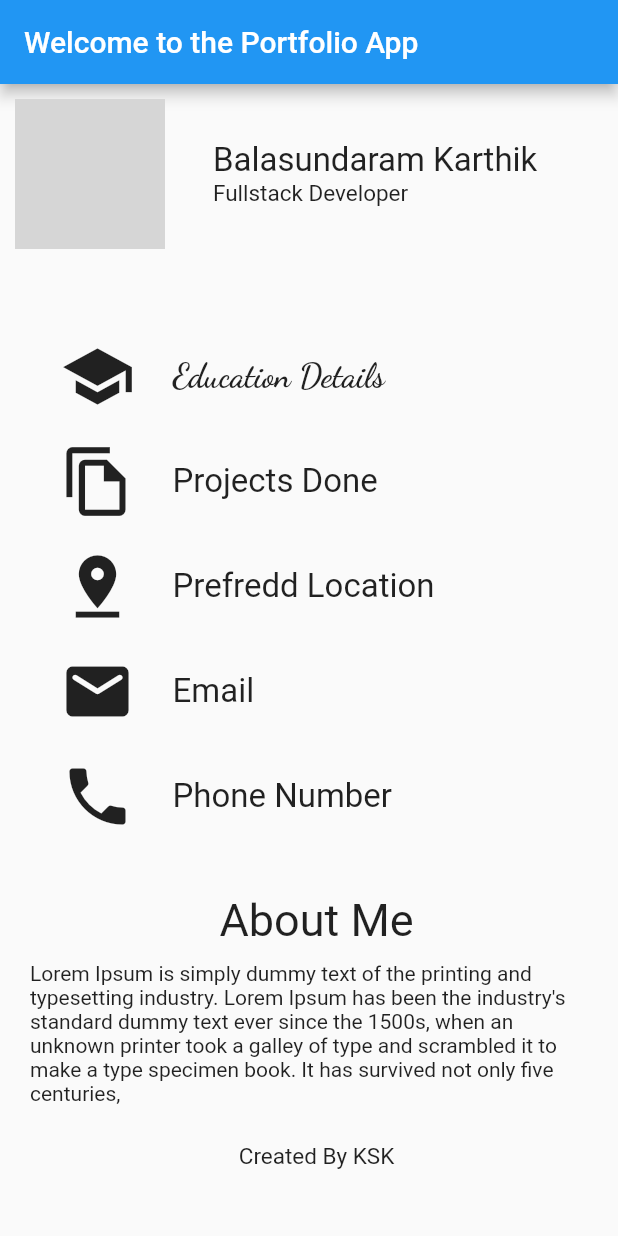
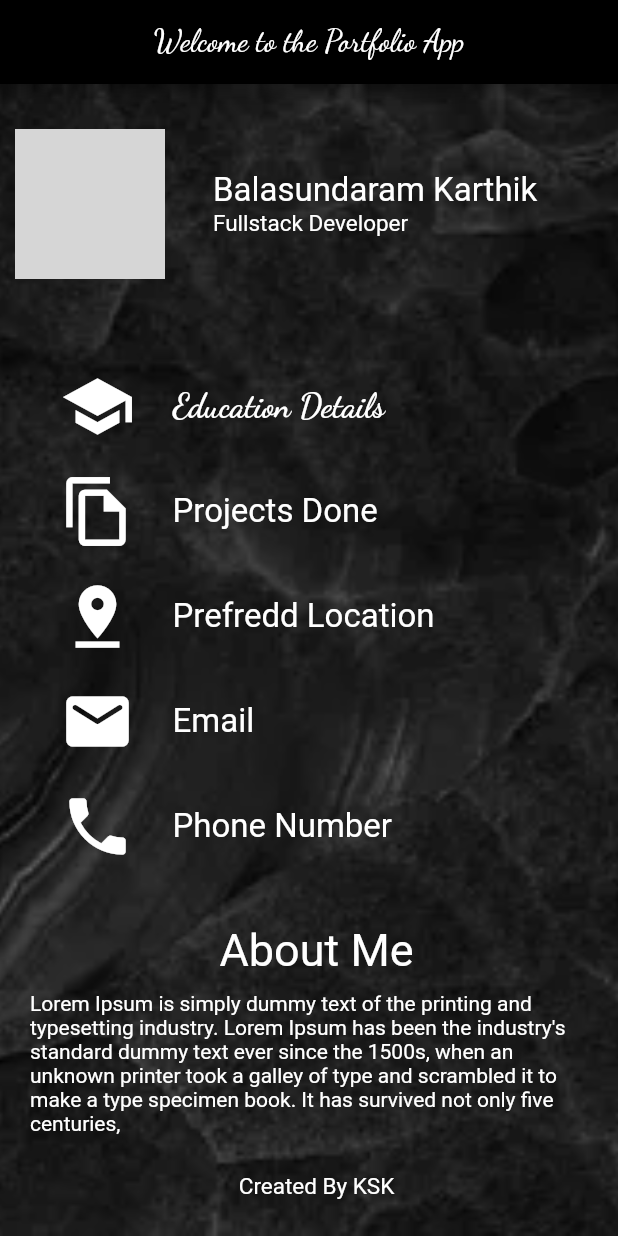
Before and after one commit to bkarthikkumar/flutter_yt, a Flutter app: the screen it shows after launch, on a phone screen of 412 x 824 dp. Run offline on Flutter 3.47's test engine with Material 2 defaults, Android fonts, the phone set to English and light mode, and no system bars; grey boxes are pictures that could not be loaded.

Commit message:
Commit 005 Video status 09/181
Added background image for dark back ground and modified some text style to have white color

```diff
--- a/Project01-My_Portfolio_App/proj_01_portfolio/lib/main.dart
+++ b/Project01-My_Portfolio_App/proj_01_portfolio/lib/main.dart
@@ -13,11 +13,26 @@ class Home extends StatelessWidget {
   Widget build(BuildContext context) {
     return Scaffold(
       appBar: AppBar(
-        title: Text("Welcome to the Portfolio App"),
+        backgroundColor: Colors.black,
+        title: Center(
+          child: Text(
+            "Welcome to the Portfolio App",
+            style: TextStyle(fontFamily: "DancingScript"),
           ),
-      body: Padding(
+        ),
+      ),
+      body: Container(
+        decoration: BoxDecoration(
+          image: DecorationImage(
+            image: AssetImage(
+              'asset/images/dark_bg.jpg',
+            ),
+            fit: BoxFit.cover,
+          ),
+        ),
+        child: Padding(
           // padding: const EdgeInsets.all(50.0),
-        padding: const EdgeInsets.only(top: 10.0, left: 10.0),
+          padding: const EdgeInsets.only(top: 30.0, left: 10.0),
           child: Column(
             children: [
               Row(
@@ -26,7 +41,8 @@ class Home extends StatelessWidget {
                     padding: const EdgeInsets.only(right: 2.0),
                     child: CircleAvatar(
                       radius: 50,
-                    backgroundImage: AssetImage("asset/images/profile_001.jpg"),
+                      backgroundImage:
+                          AssetImage("asset/images/profile_001.jpg"),
                       backgroundColor: Colors.yellowAccent,
                     ),
                   ),
@@ -40,12 +56,14 @@ class Home extends StatelessWidget {
                         "Balasundaram Karthik",
                         style: TextStyle(
                           fontSize: 22,
+                          color: Colors.white,
                         ),
                       ),
                       Text(
                         "Fullstack Developer",
                         style: TextStyle(
                           fontSize: 15,
+                          color: Colors.white,
                         ),
                       )
                     ],
@@ -65,6 +83,7 @@ class Home extends StatelessWidget {
                         children: [
                           Icon(
                             Icons.school_sharp,
+                            color: Colors.white,
                             size: 50,
                           ),
                           SizedBox(
@@ -74,6 +93,7 @@ class Home extends StatelessWidget {
                             "Education Details",
                             style: TextStyle(
                               fontSize: 22,
+                              color: Colors.white,
                               fontWeight: FontWeight.bold,
                               fontFamily: "DancingScript",
                             ),
@@ -87,6 +107,7 @@ class Home extends StatelessWidget {
                         children: [
                           Icon(
                             Icons.file_copy_outlined,
+                            color: Colors.white,
                             size: 50,
                           ),
                           SizedBox(
@@ -94,7 +115,10 @@ class Home extends StatelessWidget {
                           ),
                           Text(
                             "Projects Done",
-                          style: TextStyle(fontSize: 22),
+                            style: TextStyle(
+                              fontSize: 22,
+                              color: Colors.white,
+                            ),
                           )
                         ],
                       ),
@@ -105,6 +129,7 @@ class Home extends StatelessWidget {
                         children: [
                           Icon(
                             Icons.pin_drop,
+                            color: Colors.white,
                             size: 50,
                           ),
                           SizedBox(
@@ -112,7 +137,10 @@ class Home extends StatelessWidget {
                           ),
                           Text(
                             "Prefredd Location",
-                          style: TextStyle(fontSize: 22),
+                            style: TextStyle(
+                              color: Colors.white,
+                              fontSize: 22,
+                            ),
                           ),
                         ],
                       ),
@@ -123,6 +151,7 @@ class Home extends StatelessWidget {
                         children: [
                           Icon(
                             Icons.email_rounded,
+                            color: Colors.white,
                             size: 50,
                           ),
                           SizedBox(
@@ -130,7 +159,10 @@ class Home extends StatelessWidget {
                           ),
                           Text(
                             "Email",
-                          style: TextStyle(fontSize: 22),
+                            style: TextStyle(
+                              fontSize: 22,
+                              color: Colors.white,
+                            ),
                           ),
                         ],
                       ),
@@ -141,6 +173,7 @@ class Home extends StatelessWidget {
                         children: [
                           Icon(
                             Icons.phone,
+                            color: Colors.white,
                             size: 50,
                           ),
                           SizedBox(
@@ -148,7 +181,10 @@ class Home extends StatelessWidget {
                           ),
                           Text(
                             "Phone Number",
-                          style: TextStyle(fontSize: 22),
+                            style: TextStyle(
+                              fontSize: 22,
+                              color: Colors.white,
+                            ),
                           ),
                         ],
                       ),
@@ -165,12 +201,19 @@ class Home extends StatelessWidget {
                   children: [
                     Text(
                       "About Me",
-                    style: TextStyle(fontSize: 30),
+                      style: TextStyle(
+                        fontSize: 30,
+                        color: Colors.white,
+                      ),
                     ),
                     Padding(
                       padding: const EdgeInsets.all(10.0),
                       child: Text(
-                        "Lorem Ipsum is simply dummy text of the printing and typesetting industry. Lorem Ipsum has been the industry's standard dummy text ever since the 1500s, when an unknown printer took a galley of type and scrambled it to make a type specimen book. It has survived not only five centuries,"),
+                        "Lorem Ipsum is simply dummy text of the printing and typesetting industry. Lorem Ipsum has been the industry's standard dummy text ever since the 1500s, when an unknown printer took a galley of type and scrambled it to make a type specimen book. It has survived not only five centuries,",
+                        style: TextStyle(
+                          color: Colors.white,
+                        ),
+                      ),
                     )
                   ],
                 ),
@@ -182,13 +225,17 @@ class Home extends StatelessWidget {
                 children: [
                   Text(
                     "Created By KSK",
-                  style: TextStyle(fontSize: 15),
+                    style: TextStyle(
+                      fontSize: 15,
+                      color: Colors.white,
+                    ),
                   )
                 ],
               )
             ],
           ),
         ),
+      ),
     );
   }
 }
--- a/Project01-My_Portfolio_App/proj_01_portfolio/pubspec.yaml
+++ b/Project01-My_Portfolio_App/proj_01_portfolio/pubspec.yaml
@@ -59,6 +59,7 @@ flutter:
   # To add assets to your application, add an assets section, like this:
   assets:
     - asset/images/profile_001.jpg
+    - asset/images/
   # assets:
   #   - images/a_dot_burr.jpeg
   #   - images/a_dot_ham.jpeg
```
Also changed, not shown: Project01-My_Portfolio_App/proj_01_portfolio/asset/images/dark_bg.jpg (added). Lines whose indentation alone changed are shown as unchanged.
